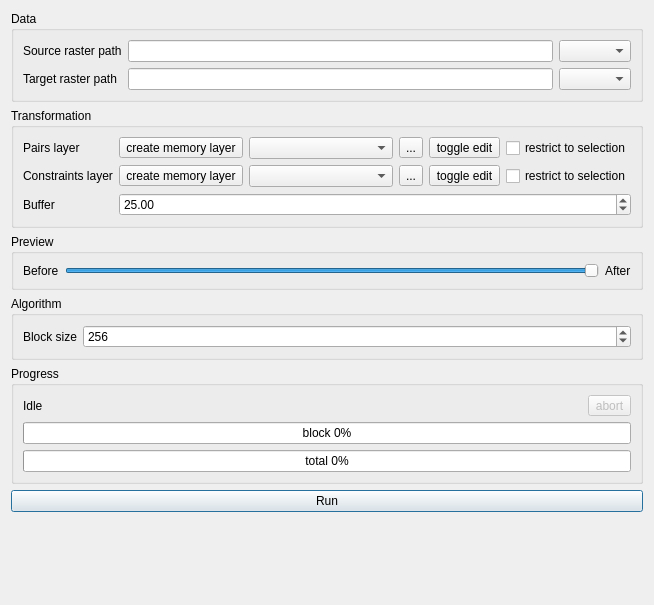
First picture: the form in ui_main.ui, repository olivierdalang/RasterBender, before the edit.
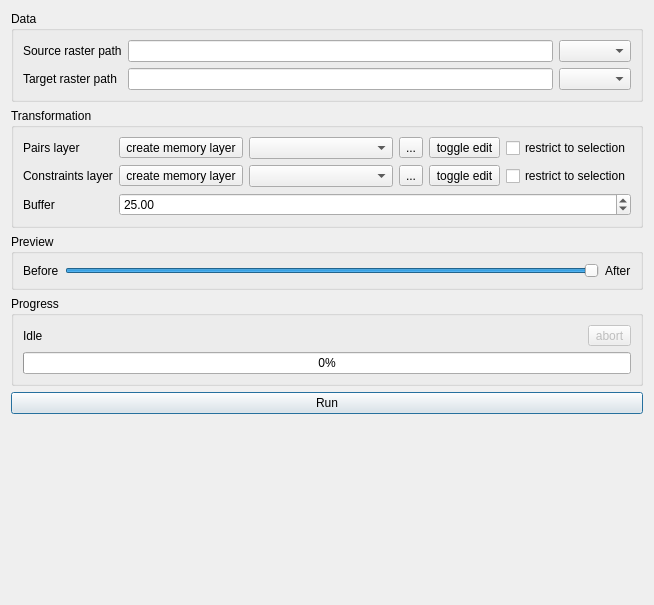
Second picture: the form after the edit. Icons and pictures are not drawn.

Commit message: remove obsolete ui elements, add layer to map if it is not already laoded, cblend 1 to better blend edges

```diff
--- a/ui_main.ui
+++ b/ui_main.ui
@@ -317,44 +317,6 @@
      </layout>
     </widget>
    </item>
-   <item>
-    <widget class="QGroupBox" name="groupBox_3">
-     <property name="title">
-      <string>Algorithm</string>
-     </property>
-     <layout class="QFormLayout" name="formLayout_3">
-      <item row="0" column="0">
-       <widget class="QLabel" name="label_4">
-        <property name="text">
-         <string>Block size</string>
-        </property>
-       </widget>
-      </item>
-      <item row="0" column="1">
-       <widget class="QSpinBox" name="blockSizeSpinBox">
-        <property name="sizePolicy">
-         <sizepolicy hsizetype="Expanding" vsizetype="Fixed">
-          <horstretch>0</horstretch>
-          <verstretch>0</verstretch>
-         </sizepolicy>
-        </property>
-        <property name="minimum">
-         <number>10</number>
-        </property>
-        <property name="maximum">
-         <number>10000</number>
-        </property>
-        <property name="singleStep">
-         <number>10</number>
-        </property>
-        <property name="value">
-         <number>256</number>
-        </property>
-       </widget>
-      </item>
-     </layout>
-    </widget>
-   </item>
    <item>
     <widget class="QGroupBox" name="groupBox">
      <property name="title">
@@ -394,20 +356,7 @@
          <number>0</number>
         </property>
         <property name="format">
-         <string>block %p%</string>
-        </property>
-       </widget>
-      </item>
-      <item>
-       <widget class="QProgressBar" name="blockProgressBar">
-        <property name="enabled">
-         <bool>true</bool>
-        </property>
-        <property name="value">
-         <number>0</number>
-        </property>
-        <property name="format">
-         <string>total %p%</string>
+         <string>%p%</string>
         </property>
        </widget>
       </item>
```
Left out of the diff: 2 changed lines with no effect on the pictures. The commit also changes 2 other files.
